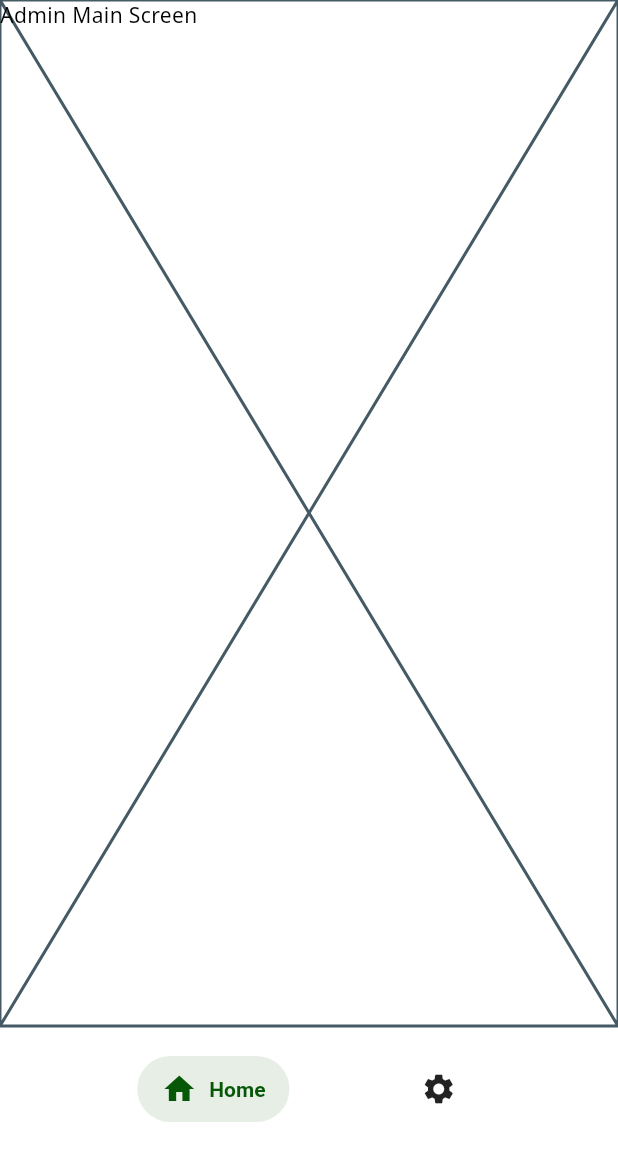
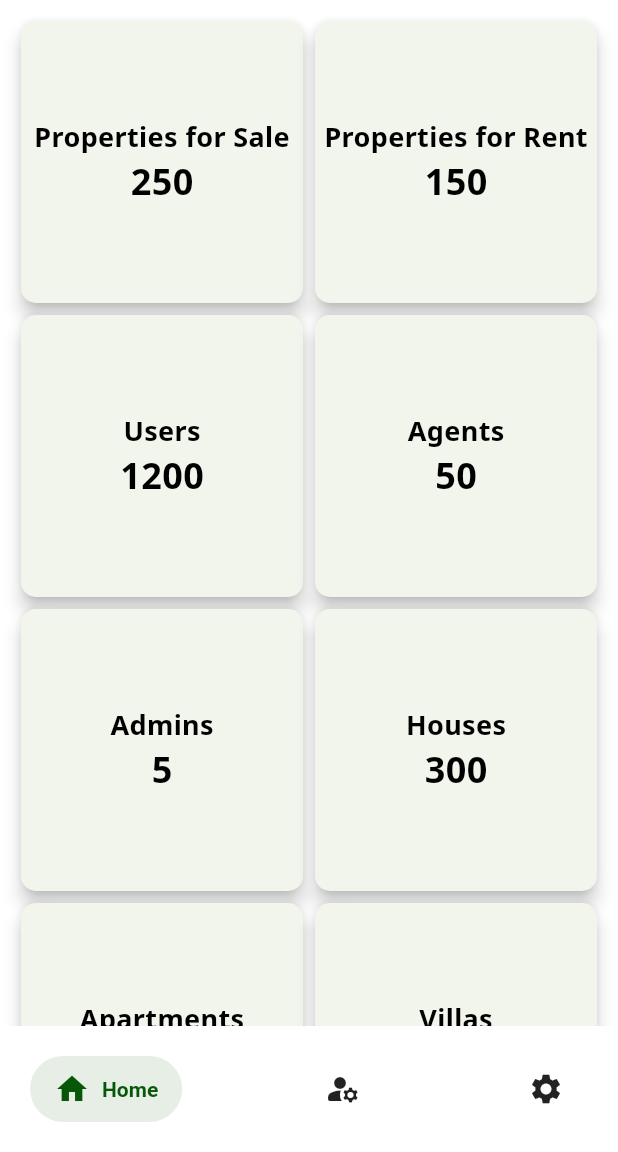
Before and after one commit to evan8133/real_estate_app, a Flutter app: the AdminNavScreen screen opened by its route, on a phone screen of 412 x 824 dp, the part 84-1236 px from its top. Run offline on Flutter 3.47's test engine with Material 2 defaults, Android fonts, the phone set to English and light mode, and no system bars; drawn by our look-alikes of salomon_bottom_bar; our stand-ins replace auto_route, babstrap_settings_screen, cached_network_image, cloud_firestore, firebase_auth, firebase_core and 9 more; accounts and stored records are empty.

Commit message:
some updattes

```diff
--- a/real_estate_app/lib/screens/admin/home/admin_nav_home.dart
+++ b/real_estate_app/lib/screens/admin/home/admin_nav_home.dart
@@ -24,6 +24,7 @@ class _NavigationPagesState extends State<AdminNavScreen> {
       ),
       routes: const [
         Adminhome(),
+        Managment(),
         Adminsetting(),
       ],
       bottomNavigationBuilder: (context, tabsRouter) {
@@ -41,6 +42,11 @@ class _NavigationPagesState extends State<AdminNavScreen> {
               selectedColor: Theme.of(context).colorScheme.primary,
             ),
             SalomonBottomBarItem(
+              icon: const Icon(Icons.manage_accounts_rounded),
+              title: const Text('Managment'),
+              selectedColor: Theme.of(context).colorScheme.primary,
+            ),
+            SalomonBottomBarItem(
               icon: const Icon(Icons.settings),
               title: const Text('Settings'),
               selectedColor: Theme.of(context).colorScheme.primary,
--- a/real_estate_app/lib/screens/admin/main/admin_main_screen.dart
+++ b/real_estate_app/lib/screens/admin/main/admin_main_screen.dart
@@ -1,12 +1,66 @@
 import 'package:flutter/material.dart';
-import 'package:flutter/src/widgets/framework.dart';
-import 'package:flutter/src/widgets/placeholder.dart';
 
-class AdminMainScreen extends StatelessWidget {
-  const AdminMainScreen({super.key});
+class AdminMainScreen extends StatefulWidget {
+  @override
+  _StatsScreenState createState() => _StatsScreenState();
+}
+
+class _StatsScreenState extends State<AdminMainScreen> {
+  final List<Map<String, dynamic>> statsData = [
+    {"title": "Properties for Sale", "count": 250},
+    {"title": "Properties for Rent", "count": 150},
+    {"title": "Users", "count": 1200},
+    {"title": "Agents", "count": 50},
+    {"title": "Admins", "count": 5},
+    {"title": "Houses", "count": 300},
+    {"title": "Apartments", "count": 100},
+    {"title": "Villas", "count": 50},
+  ];
 
   @override
   Widget build(BuildContext context) {
-    return const Placeholder(child: Text('Admin Main Screen'));
+    return SingleChildScrollView(
+      child: Padding(
+        padding: const EdgeInsets.all(10.0),
+        child: Column(
+          children: [
+            GridView.count(
+              shrinkWrap: true,
+              crossAxisCount: 2,
+              children: List.generate(statsData.length,
+                  (index) => StatCard(stat: statsData[index])),
+            ),
+            const SizedBox(height: 20),
+          ],
+        ),
+      ),
+    );
   }
 }
+
+class StatCard extends StatelessWidget {
+  final Map<String, dynamic> stat;
+
+  StatCard({required this.stat});
+
+  @override
+  Widget build(BuildContext context) {
+    return Card(
+      elevation: 5.0,
+      shape: RoundedRectangleBorder(borderRadius: BorderRadius.circular(10.0)),
+      child: Column(
+        mainAxisAlignment: MainAxisAlignment.center,
+        children: [
+          Text(
+            stat["title"],
+            style: const TextStyle(fontWeight: FontWeight.bold, fontSize: 18.0),
+          ),
+          Text(
+            stat["count"].toString(),
+            style: const TextStyle(fontWeight: FontWeight.bold, fontSize: 24.0),
+          ),
+        ],
+      ),
+    );
+  }
+}
--- a/real_estate_app/lib/screens/login/page/login_screen.dart
+++ b/real_estate_app/lib/screens/login/page/login_screen.dart
@@ -51,6 +51,7 @@ class _EmailPasswordLoginState extends State<LoginScreen> {
     final themeMode = themeProvider.themeMode;
     return Scaffold(
       appBar: AppBar(
+        automaticallyImplyLeading: false,
         title: Text(
           'Login',
           style: Theme.of(context).textTheme.headlineMedium,
--- a/real_estate_app/lib/screens/users/map/map_screen.dart
+++ b/real_estate_app/lib/screens/users/map/map_screen.dart
@@ -37,7 +37,7 @@ class _MapScreenState extends State<MapScreen> {
                 LatLng(property.location.latitude, property.location.longitude),
             infoWindow: InfoWindow(
               title: property.title,
-              snippet: 'Size: ${property.size}, Price: ${property.price}',
+              snippet: 'Size: ${property.size}, Price: \$${property.price}',
               onTap: () {},
             ),
           );
--- a/real_estate_app/pubspec.yaml
+++ b/real_estate_app/pubspec.yaml
@@ -58,6 +58,7 @@ dependencies:
   flutter_animated_icons: ^1.0.1
   icons_plus: ^3.0.0
   google_maps_flutter: ^2.2.8
+  location: ^4.3.0
 
 dev_dependencies:
   flutter_test:
```
Also changed, not shown: real_estate_app/lib/router/router.dart (+33 -2 lines), real_estate_app/lib/screens/admin/manage_agents/page/manage_agent.dart (added, +54 -0 lines), real_estate_app/lib/screens/admin/manage_property/page/manage_property.dart (added, +55 -0 lines), real_estate_app/lib/screens/admin/manage_users/page/manage_user.dart (added, +55 -0 lines), real_estate_app/lib/screens/admin/manager/page/managment_screen.dart (added, +81 -0 lines), real_estate_app/lib/router/router.gr.dart, real_estate_app/pubspec.lock, 4 other files.
